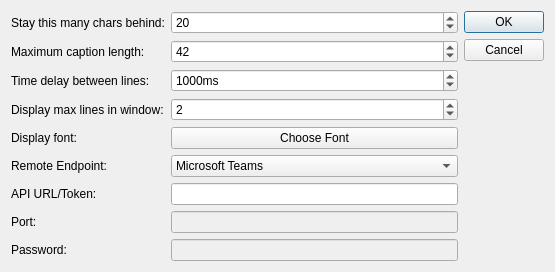
First picture: the form in plover_cat/caption_dialog.ui, repository greenwyrt/plover2CAT, before the edit.
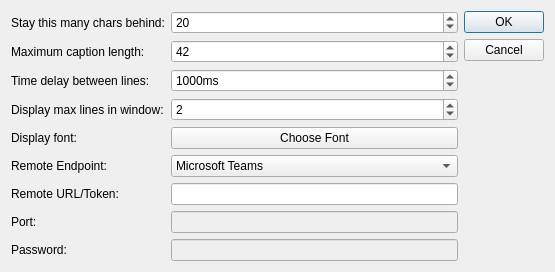
Second picture: the form after the edit.

Patch:
```diff
--- a/plover_cat/caption_dialog.ui
+++ b/plover_cat/caption_dialog.ui
@@ -142,7 +142,7 @@
      <item row="7" column="0">
       <widget class="QLabel" name="label_4">
        <property name="text">
-        <string>API URL/Token:</string>
+        <string>Remote URL/Token:</string>
        </property>
       </widget>
      </item>
```
